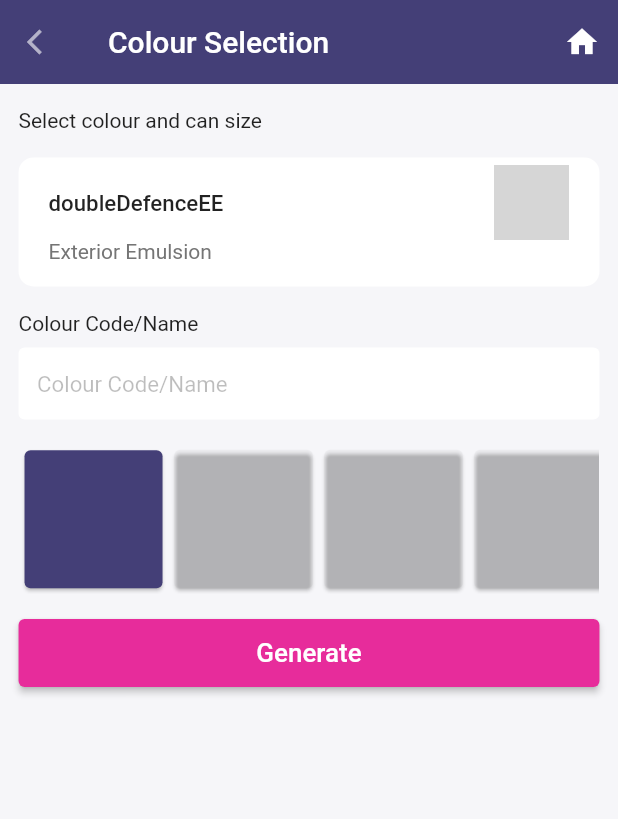
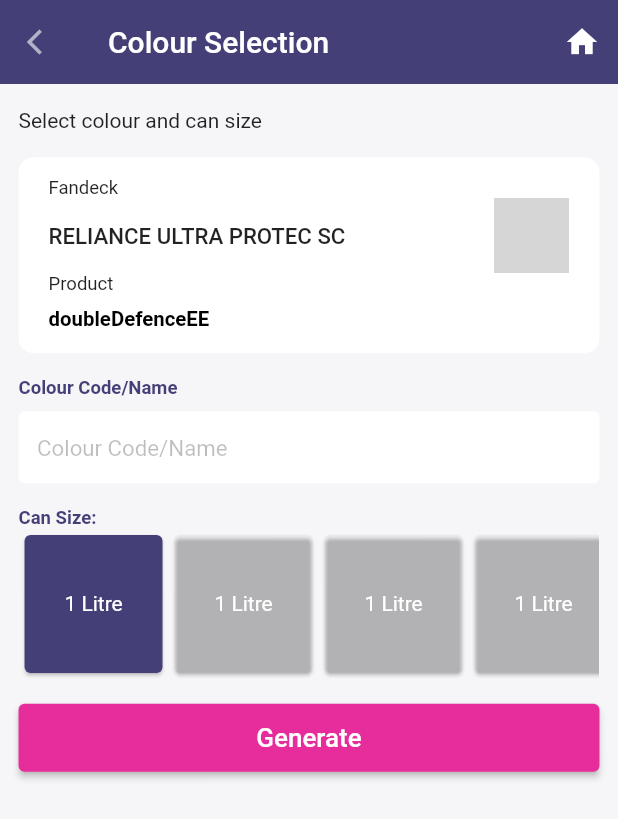
Before and after one commit to Saurav-cmd/Fashion, a Flutter app: the ProductDetailScreen screen opened directly, on a phone screen of 412 x 824 dp. Shown: the top 819 px of the screen. Run offline on Flutter 3.47's test engine with Material 2 defaults, Android fonts, the phone set to English and light mode, and no system bars; our stand-ins replace carousel_slider, device_info_plus, firebase_core, firebase_messaging, flutter_rating_bar, get and 2 more; missing offline and left inert: nepali_date_picker; accounts and stored records are empty; network calls fail; grey boxes are pictures that could not be loaded.

```diff
--- a/lib/Id class/fandeck_name_id.dart
+++ /dev/null
@@ -1,7 +0,0 @@
-
-class FanDeckNameId{
-  double? id;
-  String? fanDeckNameToId(){
-
-  }
-}
--- /dev/null
+++ b/lib/fandeck_id/fandeck_name_id.dart
@@ -0,0 +1,16 @@
+
+class FanDeckNameId{
+  double? id;
+
+   fanDeckNameToId(String? passedFanDeck){
+    if(passedFanDeck == "SPIRIT 1050"){
+      id = 1;
+    }else if(passedFanDeck == "SHADE CARD"){
+      id = 2;
+    }else if(passedFanDeck=="RELIANCE ULTRA PROTEC SC"){
+      id = 3;
+    }
+    print("This is Id ${id}");
+    return id;
+  }
+}
--- a/lib/screens/generate/product_detail_screen.dart
+++ b/lib/screens/generate/product_detail_screen.dart
@@ -2,6 +2,7 @@
 import 'package:fashion_paints/screens/generate/product.dart';
 import 'package:flutter/material.dart';
 import 'package:flutter/services.dart';
+import '../../fandeck_id/fandeck_name_id.dart';
 import 'generate_color_page.dart';
 
 class ProductDetailScreen extends StatefulWidget {
@@ -28,6 +29,13 @@
   TextEditingController colorController = TextEditingController();
 
   int clickedItemPosition = 0;
+
+  grabFanDeckId(){
+    FanDeckNameId().fanDeckNameToId(passedFanDeckName);
+  }
+
+
+
   @override
   void initState() {
     // TODO: implement initState
@@ -36,12 +44,12 @@
     passedFanDeckId = widget.fanDeckId;
     passedFanDeckName = widget.fanDeckName;
     passedEmulsionOrDistemper = widget.emulsionOrDistemper;
+    grabFanDeckId();
   }
+
   @override
   Widget build(BuildContext context) {
-
       final size = MediaQuery.of(context).size;
-
       return Scaffold(
         backgroundColor: ChooseColor(0).bodyBackgroundColor,
         appBar:AppBar(
@@ -84,6 +92,8 @@
                     child: Column(
                       crossAxisAlignment: CrossAxisAlignment.start,
                       children: [
+                        SizedBox(height: size.height*0.010),
+                        Text("Fandeck",style: TextStyle(fontSize: size.height*0.010+size.width*0.010),),
                         Row(
                           mainAxisAlignment:
                           MainAxisAlignment.spaceBetween,
@@ -91,7 +101,7 @@
                             SizedBox(
                                 width: 210,
                                 child: Text(
-                                  '$passedProductName',
+                                  '$passedFanDeckName',
                                   style: TextStyle(
                                       color: Colors.black87,
                                       fontSize: size.height*0.012+size.width*0.012,
@@ -108,11 +118,13 @@
                             )
                           ],
                         ),
+                        Text("Product",style: TextStyle(fontSize: size.height*0.010+size.width*0.010),),
+                        SizedBox(height: size.height*0.010),
                         Text(
-                          '$passedEmulsionOrDistemper',
+                          '$passedProductName',
                           style: TextStyle(
-                              color: Colors.grey.shade600,
-                              fontSize: 14),
+                              color: Colors.black,
+                              fontSize: size.height*0.011+size.width*0.011,fontWeight: FontWeight.w600),
                         ),
                         const SizedBox(
                           height: 15,
@@ -122,7 +134,7 @@
                   ),
                 ),
                 SizedBox(height: size.height*0.020),
-                const Text("Colour Code/Name"),
+                Text("Colour Code/Name",style: TextStyle(fontSize: size.height*0.010+size.width*0.010,color: ChooseColor(0).appBarColor1,fontWeight: FontWeight.bold),),
                 SizedBox(height: size.height*0.010),
                 Form(
                   key: _form,
@@ -147,6 +159,7 @@
                 ),
 
                 SizedBox(height: size.height*0.020),
+                Text("Can Size:",style: TextStyle(fontSize: size.height*0.010+size.width*0.010,color: ChooseColor(0).appBarColor1,fontWeight: FontWeight.bold),),
                 SizedBox(
                   height:100,
                   width: double.infinity,
@@ -161,7 +174,8 @@
                     return GestureDetector(
                       onTap:() => setState(() => clickedItemPosition = i),
                       child: Card(
-                        color:clickedItemPosition==i?ChooseColor(0).appBarColor1:Colors.transparent
+                        color:clickedItemPosition==i?ChooseColor(0).appBarColor1:Colors.transparent,
+                        child:const Center(child: Text("1 Litre",style: TextStyle(color: Colors.white),)),
                       ),
                     );
                   }
```
